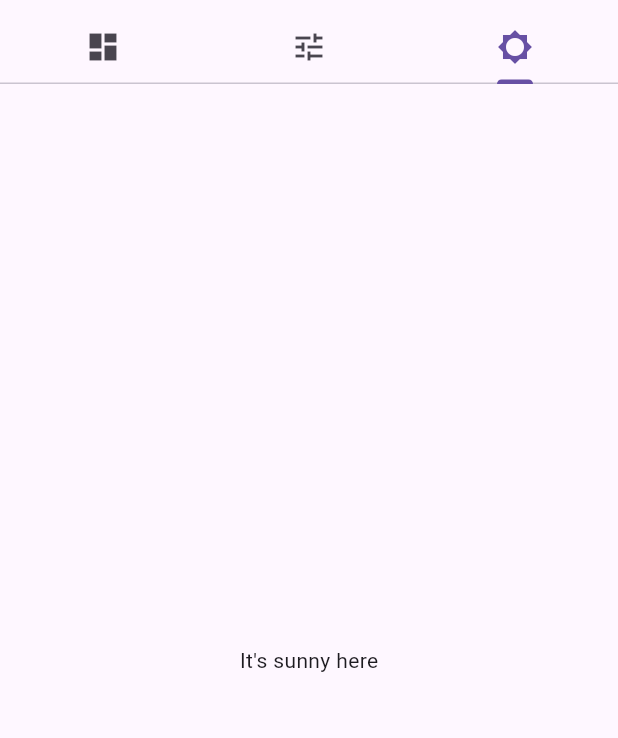
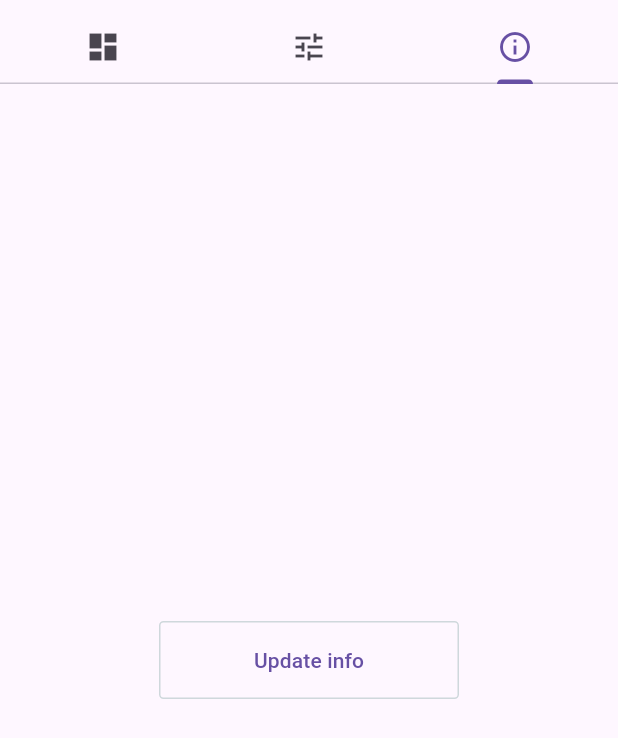
Before and after one commit to GianSt3/stanza_flutter, a Flutter app: the SettingsPage screen opened directly, tab 3 chosen, on a phone screen of 412 x 824 dp. Shown: the top 738 px of the screen. Run offline on Flutter 3.47's test engine with Material 3 defaults, Android fonts, the phone set to English and light mode, and no system bars; our stand-ins replace audioplayers, bloc, dio, equatable, flutter_bloc, font_awesome_flutter and 5 more; missing offline and left inert: dart:ffi, desktop_webview_window; Roboto replaces fonts that are missing (Kanit); statements that could not run were skipped.

Commit message:
feat: api quota, voice model

```diff
--- a/lib/bloc/eleven_labs/eleven_labs_state.dart
+++ b/lib/bloc/eleven_labs/eleven_labs_state.dart
@@ -2,10 +2,9 @@ part of 'eleven_labs_cubit.dart';
 
 @freezed
 class ElevenLabsState with _$ElevenLabsState {
-  const factory ElevenLabsState(
-      {required ElevenLabStatus status,
-      @Default(ElevenLabsVoiceList(voices: <ElevenLabsVoice>[]))
-      ElevenLabsVoiceList voices}) = _ElevenLabsState;
+  const factory ElevenLabsState({
+    required ElevenLabStatus status,
+  }) = _ElevenLabsState;
 }
 
 @freezed
@@ -17,23 +16,5 @@ class ElevenLabStatus with _$ElevenLabStatus {
   const factory ElevenLabStatus.spoke(
       String shortHash, Uint8List byteAudioVoice) = _StatusSpoke;
 
-  const factory ElevenLabStatus.voicesLoaded() = _VoicesLoaded;
+  const factory ElevenLabStatus.error(String error) = _StatusError;
 }
-
-class ElevenLabsVoiceList extends Equatable {
-  final List<ElevenLabsVoice> voices;
-
-  const ElevenLabsVoiceList({required this.voices});
-
-  @override
-  List<Object?> get props => [voices];
-}
-
-class ElevenLabsVoice extends Equatable {
-  final String voiceId;
-
-  const ElevenLabsVoice({required this.voiceId});
-
-  @override
-  List<Object?> get props => [voiceId];
-}
--- a/lib/core/api_key_guard.dart
+++ b/lib/core/api_key_guard.dart
@@ -1,6 +1,6 @@
 import 'package:flutter/material.dart';
 import 'package:flutter_bloc/flutter_bloc.dart';
-import 'package:stanza_scrapper/core/bloc/api_key_cubit.dart';
+import 'package:stanza_scrapper/core/bloc/api_key/api_key_cubit.dart';
 
 class ApiKeyGuard extends StatelessWidget {
   final Widget Function(String key) child;
--- a/lib/core/bloc/api_key_cubit.dart
+++ b/lib/core/bloc/api_key/api_key_cubit.dart
@@ -1,4 +1,3 @@
-import 'package:bloc/bloc.dart';
 import 'package:freezed_annotation/freezed_annotation.dart';
 import 'package:hydrated_bloc/hydrated_bloc.dart';
 
--- /dev/null
+++ b/lib/core/bloc/api_quota/api_quota_cubit.dart
@@ -0,0 +1,23 @@
+import 'package:bloc/bloc.dart';
+import 'package:eleven_labs/eleven_labs.dart';
+import 'package:equatable/equatable.dart';
+import 'package:freezed_annotation/freezed_annotation.dart';
+
+part 'api_quota_state.dart';
+
+part 'api_quota_cubit.freezed.dart';
+
+class ApiQuotaCubit extends Cubit<ApiQuotaState> {
+  final ElevenLabsAPI api;
+
+  ApiQuotaCubit(this.api) : super(const ApiQuotaState.initial());
+
+  void check() async {
+    emit(const ApiQuotaState.loading());
+    final result = await api.getCurrentUserSubscription();
+    final used = result.characterCount;
+    final total = result.characterLimit;
+    emit(ApiQuotaState.loaded(
+        QuotaInfo(usedCharacters: used, totalCharacters: total)));
+  }
+}
--- /dev/null
+++ b/lib/core/bloc/api_quota/api_quota_state.dart
@@ -0,0 +1,21 @@
+part of 'api_quota_cubit.dart';
+
+@freezed
+class ApiQuotaState with _$ApiQuotaState {
+  const factory ApiQuotaState.initial() = _Initial;
+
+  const factory ApiQuotaState.loading() = _Loading;
+
+  const factory ApiQuotaState.loaded(QuotaInfo info) = _Loaded;
+}
+
+class QuotaInfo extends Equatable {
+  final int usedCharacters;
+  final int totalCharacters;
+
+  const QuotaInfo(
+      {required this.usedCharacters, required this.totalCharacters});
+
+  @override
+  List<Object?> get props => [usedCharacters, totalCharacters];
+}
--- a/lib/src/features/game/model/player.dart
+++ b/lib/src/features/game/model/player.dart
@@ -1,5 +1,5 @@
 import 'package:equatable/equatable.dart';
-import 'package:stanza_scrapper/src/features/settings/bloc/custom_voice_cubit.dart';
+import 'package:stanza_scrapper/src/features/settings/model/custom_voice.dart';
 
 class Player extends Equatable {
   final String name;
--- a/lib/src/features/lobby/presenter/widget/game_participants.dart
+++ b/lib/src/features/lobby/presenter/widget/game_participants.dart
@@ -6,6 +6,7 @@ import 'package:stanza_scrapper/src/features/game/model/player.dart';
 import 'package:stanza_scrapper/src/features/lobby/bloc/lobby_cubit.dart';
 import 'package:stanza_scrapper/src/features/lobby/model/queueing_user.dart';
 import 'package:stanza_scrapper/src/features/settings/bloc/custom_voice_cubit.dart';
+import 'package:stanza_scrapper/src/features/settings/model/custom_voice.dart';
 
 class GameParticipants extends StatelessWidget {
   const GameParticipants({super.key});
--- a/lib/src/features/settings/bloc/custom_voice_state.dart
+++ b/lib/src/features/settings/bloc/custom_voice_state.dart
@@ -26,47 +26,3 @@ class CustomVoiceStatus with _$CustomVoiceStatus {
   factory CustomVoiceStatus.fromJson(Map<String, Object?> json) =>
       _$CustomVoiceStatusFromJson(json);
 }
-
-class CustomVoice {
-  String? voiceId;
-  String? name;
-  VoiceSettings? voiceSettings;
-
-  CustomVoice({
-    this.voiceId,
-    this.name,
-    this.voiceSettings,
-  });
-
-  Map<String, dynamic> toJson() {
-    return {
-      "voiceId": voiceId,
-      "name": name,
-      "voiceSettings": voiceSettings?.toJson()
-    };
-  }
-
-  CustomVoice.fromJson(Map<String, dynamic> json) {
-    voiceId = json["voiceId"];
-    name = json["name"];
-    voiceSettings = json["voiceSettings"] != null
-        ? VoiceSettings.fromJson(json["voiceSettings"])
-        : null;
-  }
-
-  @override
-  bool operator ==(Object other) =>
-      identical(this, other) ||
-      other is CustomVoice &&
-          runtimeType == other.runtimeType &&
-          voiceId == other.voiceId &&
-          name == other.name;
-
-  @override
-  int get hashCode => voiceId.hashCode ^ name.hashCode;
-
-  @override
-  String toString() {
-    return 'CustomVoice{voiceId: $voiceId, name: $name, voiceSettings: $voiceSettings}';
-  }
-}
--- /dev/null
+++ b/lib/src/features/settings/model/custom_voice.dart
@@ -0,0 +1,59 @@
+import 'package:eleven_labs/eleven_labs.dart';
+
+enum ModelId {
+  v1("eleven_multilingual_v1"),
+  v2("eleven_multilingual_v2");
+
+  final String value;
+
+  const ModelId(this.value);
+
+  static ModelId fromString(String s) {
+    return ModelId.values.firstWhere((v) => v.value == s);
+  }
+}
+
+class CustomVoice {
+  String? voiceId;
+  String? name;
+  VoiceSettings? voiceSettings;
+  ModelId? modelId;
+
+  CustomVoice(
+      {this.voiceId, this.name, this.voiceSettings, this.modelId = ModelId.v2});
+
+  Map<String, dynamic> toJson() {
+    return {
+      "voiceId": voiceId,
+      "name": name,
+      "voiceSettings": voiceSettings?.toJson()
+    };
+  }
+
+  CustomVoice.fromJson(Map<String, dynamic> json) {
+    voiceId = json["voiceId"];
+    name = json["name"];
+    voiceSettings = json["voiceSettings"] != null
+        ? VoiceSettings.fromJson(json["voiceSettings"])
+        : null;
+    modelId = json["modelId"] != null
+        ? ModelId.fromString(json["modelId"])
+        : ModelId.v2;
+  }
+
+  @override
+  bool operator ==(Object other) =>
+      identical(this, other) ||
+      other is CustomVoice &&
+          runtimeType == other.runtimeType &&
+          voiceId == other.voiceId &&
+          name == other.name;
+
+  @override
+  int get hashCode => voiceId.hashCode ^ name.hashCode;
+
+  @override
+  String toString() {
+    return 'CustomVoice{voiceId: $voiceId, name: $name, model: $modelId, voiceSettings: $voiceSettings}';
+  }
+}
--- a/lib/src/features/settings/presenter/settings_page.dart
+++ b/lib/src/features/settings/presenter/settings_page.dart
@@ -6,6 +6,7 @@ import 'package:flutter_bloc/flutter_bloc.dart';
 import 'package:stanza_scrapper/bloc/eleven_labs/eleven_labs_voice_cubit.dart';
 import 'package:stanza_scrapper/src/features/settings/presenter/tabs/voice_custom_tab.dart';
 import 'package:stanza_scrapper/src/features/settings/presenter/tabs/voices_tab_page.dart';
+import 'package:stanza_scrapper/src/features/settings/presenter/widget/api_quota_widget.dart';
 
 class SettingsPage extends StatelessWidget {
   const SettingsPage({super.key});
@@ -27,7 +28,7 @@ class SettingsPage extends StatelessWidget {
                   icon: Icon(Icons.tune),
                 ),
                 Tab(
-                  icon: Icon(Icons.brightness_5_sharp),
+                  icon: Icon(Icons.info_outline),
                 ),
               ],
             ),
@@ -42,7 +43,7 @@ class SettingsPage extends StatelessWidget {
               child: VoiceCustomTab(),
             ),
             Center(
-              child: Text("It's sunny here"),
+              child: ApiQuotaWidget(),
             ),
           ],
         ),
--- /dev/null
+++ b/lib/src/features/settings/presenter/widget/api_quota_widget.dart
@@ -0,0 +1,45 @@
+import 'package:flutter/material.dart';
+import 'package:flutter_bloc/flutter_bloc.dart';
+import 'package:stanza_scrapper/core/bloc/api_quota/api_quota_cubit.dart';
+
+class ApiQuotaWidget extends StatelessWidget {
+  const ApiQuotaWidget({super.key});
+
+  @override
+  Widget build(BuildContext context) {
+    return BlocBuilder<ApiQuotaCubit, ApiQuotaState>(
+      builder: (context, state) {
+        return state.maybeWhen(
+            loading: () => const CircularProgressIndicator(),
+            loaded: (info) => Column(
+                  mainAxisSize: MainAxisSize.min,
+                  children: [_InfoWidget(info: info), const _InfoButton()],
+                ),
+            orElse: () => const _InfoButton());
+      },
+    );
+  }
+}
+
+class _InfoButton extends StatelessWidget {
+  const _InfoButton({super.key});
+
+  @override
+  Widget build(BuildContext context) {
+    return TextButton(
+        onPressed: context.read<ApiQuotaCubit>().check,
+        child: const Text("Update info"));
+  }
+}
+
+class _InfoWidget extends StatelessWidget {
+  const _InfoWidget({super.key, required this.info});
+
+  final QuotaInfo info;
+
+  @override
+  Widget build(BuildContext context) {
+    return Text(
+        "Used ${(info.usedCharacters / info.totalCharacters * 100).floor()} %");
+  }
+}
--- a/lib/src/stanza.dart
+++ b/lib/src/stanza.dart
@@ -1,8 +1,6 @@
 import 'package:flutter/material.dart';
 import 'package:flutter_bloc/flutter_bloc.dart';
-import 'package:stanza_scrapper/core/bloc/api_key_cubit.dart';
-import 'package:stanza_scrapper/core/bloc/api_key_cubit.dart';
-import 'package:stanza_scrapper/src/features/game/presenter/game_page.dart';
+import 'package:stanza_scrapper/core/bloc/api_key/api_key_cubit.dart';
 import 'package:stanza_scrapper/src/features/lobby/presenter/lobby_page.dart';
 import 'package:stanza_scrapper/src/features/settings/presenter/settings_page.dart';
 
@@ -25,6 +23,7 @@ class _StanzaState extends State<Stanza> {
     return BlocBuilder<ApiKeyCubit, ApiKeyState>(
       builder: (context, state) {
         return Scaffold(
+          backgroundColor: Colors.white,
           appBar: AppBar(
             title: Text(titles[currentPageIndex]),
             actions: [],
```
Also changed, not shown: lib/bloc/eleven_labs/eleven_labs_cubit.dart (+6 -18 lines), lib/main.dart (+6 -1 lines), lib/src/features/settings/bloc/custom_voice_cubit.dart (+7 -2 lines), lib/src/features/settings/presenter/tabs/voice_custom_tab.dart (+3 -5 lines), lib/src/features/settings/presenter/widget/custom_slider.dart (+8 -6 lines), lib/src/features/settings/presenter/widget/voice_form_edit.dart (+44 -22 lines), lib/bloc/eleven_labs/eleven_labs_cubit.freezed.dart, lib/core/bloc/api_key/api_key_cubit.freezed.dart (renamed from lib/core/bloc/api_key_cubit.freezed.dart), lib/core/bloc/api_key/api_key_cubit.g.dart (renamed from lib/core/bloc/api_key_cubit.g.dart), lib/core/bloc/api_key/api_key_state.dart (renamed from lib/core/bloc/api_key_state.dart), lib/core/bloc/api_quota/api_quota_cubit.freezed.dart (added), packages/eleven_labs/lib/elevenlabs_types.g.dart.
